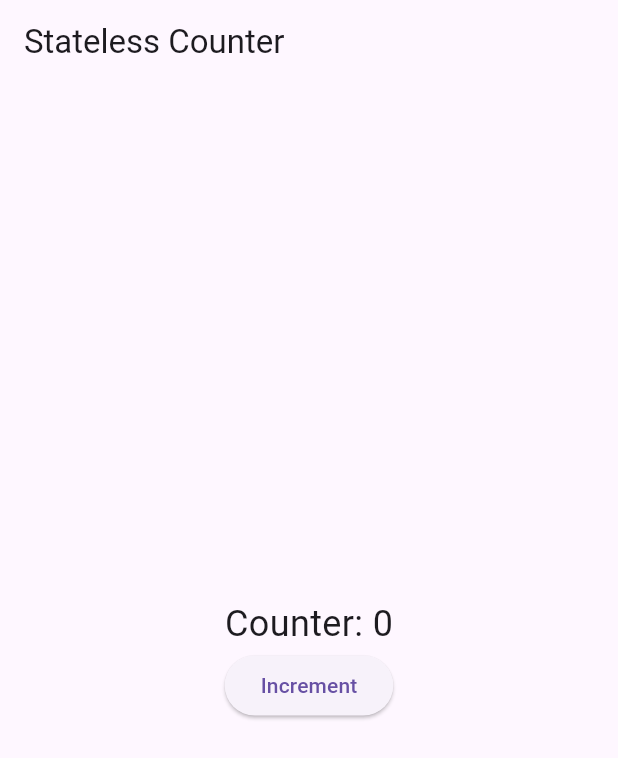
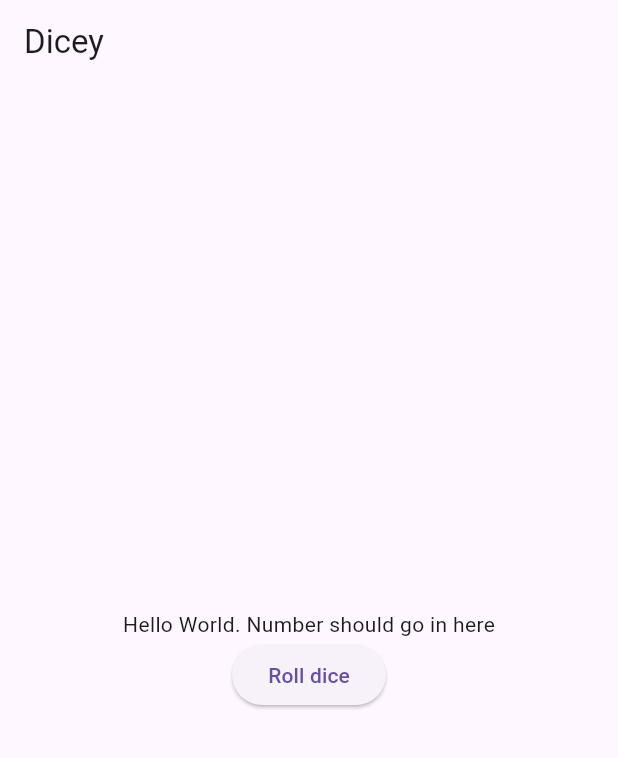
Before and after one commit to letangphuquy/Flutter-Lab-Exercises, a Flutter app: the screen it shows after launch, on a phone screen of 412 x 824 dp. Shown: the top 758 px of the screen. Run offline on Flutter 3.47's test engine with Material 3 defaults, Android fonts, the phone set to English and light mode, and no system bars.

Commit message:
Lab 3: Skeleton

```diff
--- a/lab3_dicee/lib/main.dart
+++ b/lab3_dicee/lib/main.dart
@@ -5,31 +5,28 @@ void main() {
 }
 
 class MyApp extends StatefulWidget {
+  const MyApp({super.key});
 
   @override
-  State<StatefulWidget> createState() => _MyState();
+  State<StatefulWidget> createState() => _MyApp();
 }
 
-class _MyState extends State<MyApp> {
+class _MyApp extends State<MyApp> {
   int counter = 0; // Trying to change state in a StatelessWidget
+
   @override
-
   Widget build(BuildContext context) {
     return MaterialApp(
       home: Scaffold(
-        appBar: AppBar(title: Text("Stateless Counter")),
+        appBar: AppBar(title: Text("Dicey")),
         body: Center(
           child: Column(
             mainAxisAlignment: MainAxisAlignment.center,
             children: [
-              Text("Counter: $counter", style: TextStyle(fontSize: 24)),
+              Text("Hello World. Number should go in here"),
               ElevatedButton(
-                onPressed: () {
-                  setState(() {
-                    counter += 1;
-                  });
-                },
-                child: Text("Increment"),
+                onPressed: () {},
+                child: Text("Roll dice"),
               ),
             ],
           ),
```
